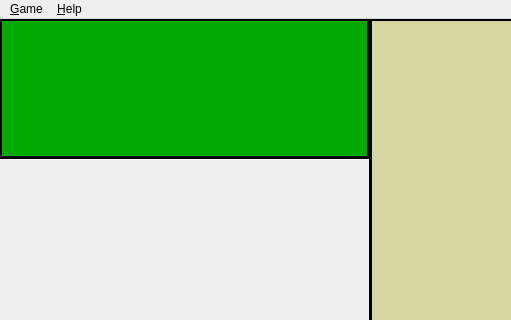
Qt form FinalProject/Yahtzee/gamewindow.ui (kiloecho78/CS4865) before a commit; both pictures show x 0 to 511 and y 0 to 320 of the 740 by 702 pixel window.
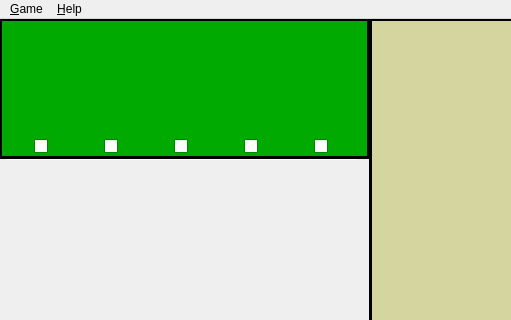
The same form after that commit. Icons and pictures are not drawn.

Patch:
```diff
--- a/FinalProject/Yahtzee/gamewindow.ui
+++ b/FinalProject/Yahtzee/gamewindow.ui
@@ -210,11 +210,61 @@
        <x>10</x>
        <y>10</y>
        <width>351</width>
-       <height>121</height>
+       <height>101</height>
       </rect>
      </property>
      <layout class="QGridLayout" name="diceGridLayout"/>
     </widget>
+    <widget class="QCheckBox" name="checkBox1">
+     <property name="geometry">
+      <rect>
+       <x>35</x>
+       <y>120</y>
+       <width>17</width>
+       <height>17</height>
+      </rect>
+     </property>
+    </widget>
+    <widget class="QCheckBox" name="checkBox2">
+     <property name="geometry">
+      <rect>
+       <x>105</x>
+       <y>120</y>
+       <width>17</width>
+       <height>17</height>
+      </rect>
+     </property>
+    </widget>
+    <widget class="QCheckBox" name="checkBox3">
+     <property name="geometry">
+      <rect>
+       <x>175</x>
+       <y>120</y>
+       <width>17</width>
+       <height>17</height>
+      </rect>
+     </property>
+    </widget>
+    <widget class="QCheckBox" name="checkBox4">
+     <property name="geometry">
+      <rect>
+       <x>245</x>
+       <y>120</y>
+       <width>17</width>
+       <height>17</height>
+      </rect>
+     </property>
+    </widget>
+    <widget class="QCheckBox" name="checkBox5">
+     <property name="geometry">
+      <rect>
+       <x>315</x>
+       <y>120</y>
+       <width>17</width>
+       <height>17</height>
+      </rect>
+     </property>
+    </widget>
    </widget>
    <widget class="QFrame" name="scoreCardFrame">
     <property name="geometry">
```
